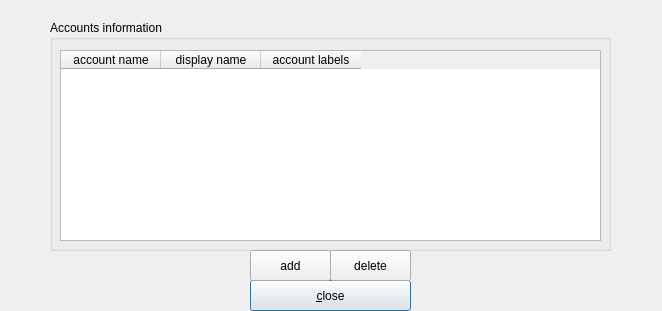
First picture: the form in configurationdialog.ui, repository mhogomchungu/qCheckGMail, before the edit.
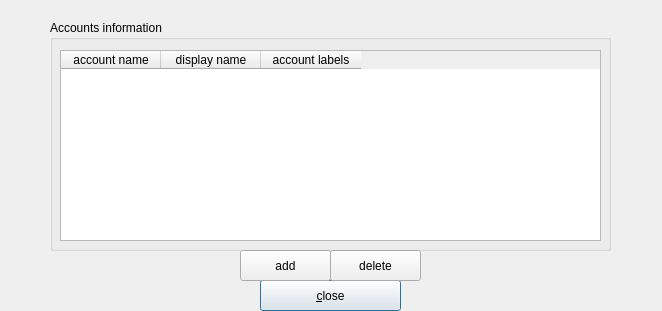
Second picture: the form after the edit.

```diff
--- a/configurationdialog.ui
+++ b/configurationdialog.ui
@@ -16,9 +16,9 @@
   <widget class="QPushButton" name="pushButtonClose">
    <property name="geometry">
     <rect>
-     <x>250</x>
+     <x>260</x>
      <y>280</y>
-     <width>161</width>
+     <width>141</width>
      <height>31</height>
     </rect>
    </property>
@@ -90,7 +90,7 @@
     <rect>
      <x>330</x>
      <y>250</y>
-     <width>81</width>
+     <width>91</width>
      <height>31</height>
     </rect>
    </property>
@@ -101,9 +101,9 @@
   <widget class="QPushButton" name="pushButtonAccountAdd">
    <property name="geometry">
     <rect>
-     <x>250</x>
+     <x>240</x>
      <y>250</y>
-     <width>81</width>
+     <width>91</width>
      <height>31</height>
     </rect>
    </property>
```
